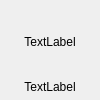
Qt form plugins/menu/app-item.ui (openeuler-mirror/kiran-shell) before a commit.
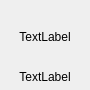
The same form after that commit.

Diff of the .ui file:
```diff
--- a/plugins/menu/app-item.ui
+++ b/plugins/menu/app-item.ui
@@ -6,20 +6,20 @@
    <rect>
     <x>0</x>
     <y>0</y>
-    <width>100</width>
-    <height>100</height>
+    <width>90</width>
+    <height>90</height>
    </rect>
   </property>
   <property name="minimumSize">
    <size>
-    <width>100</width>
-    <height>100</height>
+    <width>90</width>
+    <height>90</height>
    </size>
   </property>
   <property name="maximumSize">
    <size>
-    <width>100</width>
-    <height>100</height>
+    <width>90</width>
+    <height>90</height>
    </size>
   </property>
   <property name="windowTitle">
```
